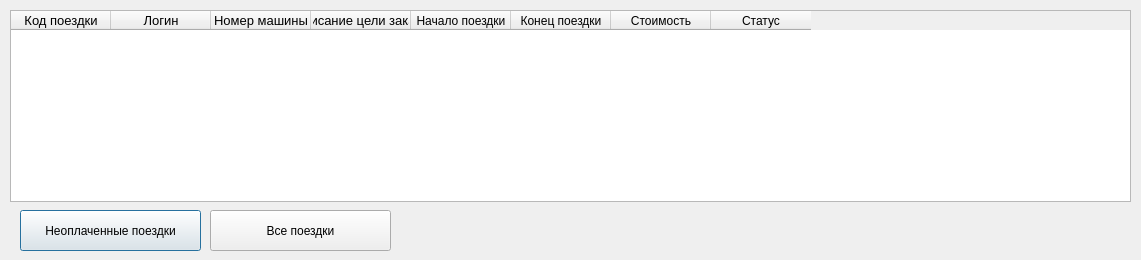
This is ReceiptWindow.ui in EgLeVor/Course as Qt 5 draws it before an edit. The edited form follows.
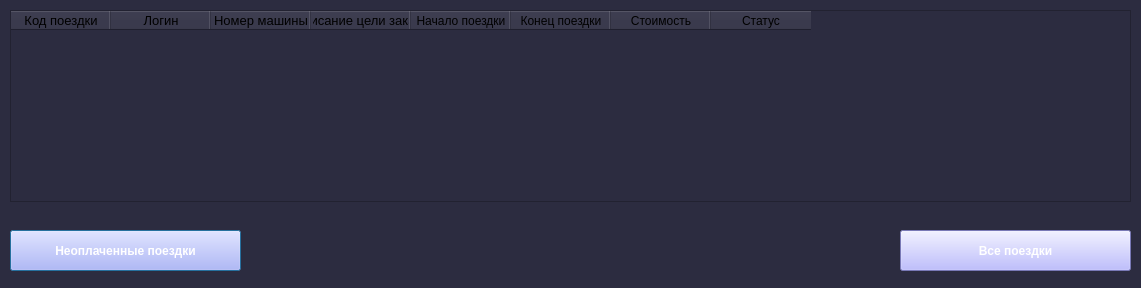
This is the edited form.

The edit to the form file:
```diff
--- a/ReceiptWindow.ui
+++ b/ReceiptWindow.ui
@@ -7,12 +7,51 @@
     <x>0</x>
     <y>0</y>
     <width>1141</width>
-    <height>260</height>
+    <height>288</height>
    </rect>
   </property>
   <property name="windowTitle">
    <string>Информация о заказах</string>
   </property>
+  <property name="styleSheet">
+   <string notr="true">QWidget{
+	background-color: rgb(44, 44, 64);
+}
+QPushButton{
+	font: 75 9pt &quot;MS Shell Dlg 2&quot;;
+	background-color: rgb(170, 170, 255);
+	color: rgb(255, 255, 255);
+	font-weight: bold
+}
+QPushButton#delete_btn{
+	background-color: rgb(211, 47, 47);
+	font: 75 9pt &quot;MS Shell Dlg 2&quot;;
+	font-weight: bold
+
+}
+QLabel{
+	
+	color: rgb(255, 255, 255);
+}
+QLineEdit{
+	border: 1px solid rgb(255, 255, 255);
+	border-top-color: rgba(255, 255, 255, 0);
+	border-right-color: rgba(255, 255, 255, 0);
+	border-left-color: rgba(255, 255, 255, 0);
+	background-color: rgb(50, 50, 64);
+	color: rgb(255, 255, 255);
+}
+QLabel#inf_lbl{
+	font-weight: bold
+}
+QComboBox{
+	background-color: rgb(50, 50, 64);
+	color: rgb(255, 255, 255);
+}
+QTableWidget{
+	color:rgb(255, 255, 255);
+}</string>
+  </property>
   <widget class="QTableWidget" name="tableWidget">
    <property name="geometry">
     <rect>
@@ -34,6 +73,22 @@
       <pointsize>10</pointsize>
      </font>
     </property>
+    <property name="background">
+     <color>
+      <red>44</red>
+      <green>44</green>
+      <blue>64</blue>
+     </color>
+    </property>
+    <property name="foreground">
+     <brush brushstyle="NoBrush">
+      <color alpha="255">
+       <red>255</red>
+       <green>255</green>
+       <blue>255</blue>
+      </color>
+     </brush>
+    </property>
    </column>
    <column>
     <property name="text">
@@ -44,6 +99,22 @@
       <pointsize>10</pointsize>
      </font>
     </property>
+    <property name="background">
+     <color>
+      <red>44</red>
+      <green>44</green>
+      <blue>64</blue>
+     </color>
+    </property>
+    <property name="foreground">
+     <brush brushstyle="NoBrush">
+      <color alpha="255">
+       <red>255</red>
+       <green>255</green>
+       <blue>255</blue>
+      </color>
+     </brush>
+    </property>
    </column>
    <column>
     <property name="text">
@@ -54,6 +125,22 @@
       <pointsize>10</pointsize>
      </font>
     </property>
+    <property name="background">
+     <color>
+      <red>44</red>
+      <green>44</green>
+      <blue>64</blue>
+     </color>
+    </property>
+    <property name="foreground">
+     <brush brushstyle="NoBrush">
+      <color alpha="255">
+       <red>255</red>
+       <green>255</green>
+       <blue>255</blue>
+      </color>
+     </brush>
+    </property>
    </column>
    <column>
     <property name="text">
@@ -64,34 +151,114 @@
       <pointsize>10</pointsize>
      </font>
     </property>
+    <property name="background">
+     <color>
+      <red>44</red>
+      <green>44</green>
+      <blue>64</blue>
+     </color>
+    </property>
+    <property name="foreground">
+     <brush brushstyle="NoBrush">
+      <color alpha="255">
+       <red>255</red>
+       <green>255</green>
+       <blue>255</blue>
+      </color>
+     </brush>
+    </property>
    </column>
    <column>
     <property name="text">
      <string>Начало поездки</string>
     </property>
+    <property name="background">
+     <color>
+      <red>44</red>
+      <green>44</green>
+      <blue>64</blue>
+     </color>
+    </property>
+    <property name="foreground">
+     <brush brushstyle="NoBrush">
+      <color alpha="255">
+       <red>255</red>
+       <green>255</green>
+       <blue>255</blue>
+      </color>
+     </brush>
+    </property>
    </column>
    <column>
     <property name="text">
      <string>Конец поездки</string>
     </property>
+    <property name="background">
+     <color>
+      <red>44</red>
+      <green>44</green>
+      <blue>64</blue>
+     </color>
+    </property>
+    <property name="foreground">
+     <brush brushstyle="NoBrush">
+      <color alpha="255">
+       <red>255</red>
+       <green>255</green>
+       <blue>255</blue>
+      </color>
+     </brush>
+    </property>
    </column>
    <column>
     <property name="text">
      <string>Стоимость</string>
     </property>
+    <property name="background">
+     <color>
+      <red>44</red>
+      <green>44</green>
+      <blue>64</blue>
+     </color>
+    </property>
+    <property name="foreground">
+     <brush brushstyle="NoBrush">
+      <color alpha="255">
+       <red>255</red>
+       <green>255</green>
+       <blue>255</blue>
+      </color>
+     </brush>
+    </property>
    </column>
    <column>
     <property name="text">
      <string>Статус</string>
     </property>
+    <property name="background">
+     <color>
+      <red>44</red>
+      <green>44</green>
+      <blue>64</blue>
+     </color>
+    </property>
+    <property name="foreground">
+     <brush brushstyle="NoBrush">
+      <color alpha="255">
+       <red>255</red>
+       <green>255</green>
+       <blue>255</blue>
+      </color>
+     </brush>
+    </property>
    </column>
   </widget>
   <widget class="QPushButton" name="false_btn">
    <property name="geometry">
     <rect>
-     <x>20</x>
-     <y>210</y>
-     <width>181</width>
+     <x>10</x>
+     <y>230</y>
+     <width>231</width>
      <height>41</height>
     </rect>
    </property>
@@ -102,9 +269,9 @@
   <widget class="QPushButton" name="all_btn">
    <property name="geometry">
     <rect>
-     <x>210</x>
-     <y>210</y>
-     <width>181</width>
+     <x>900</x>
+     <y>230</y>
+     <width>231</width>
      <height>41</height>
     </rect>
    </property>
```
